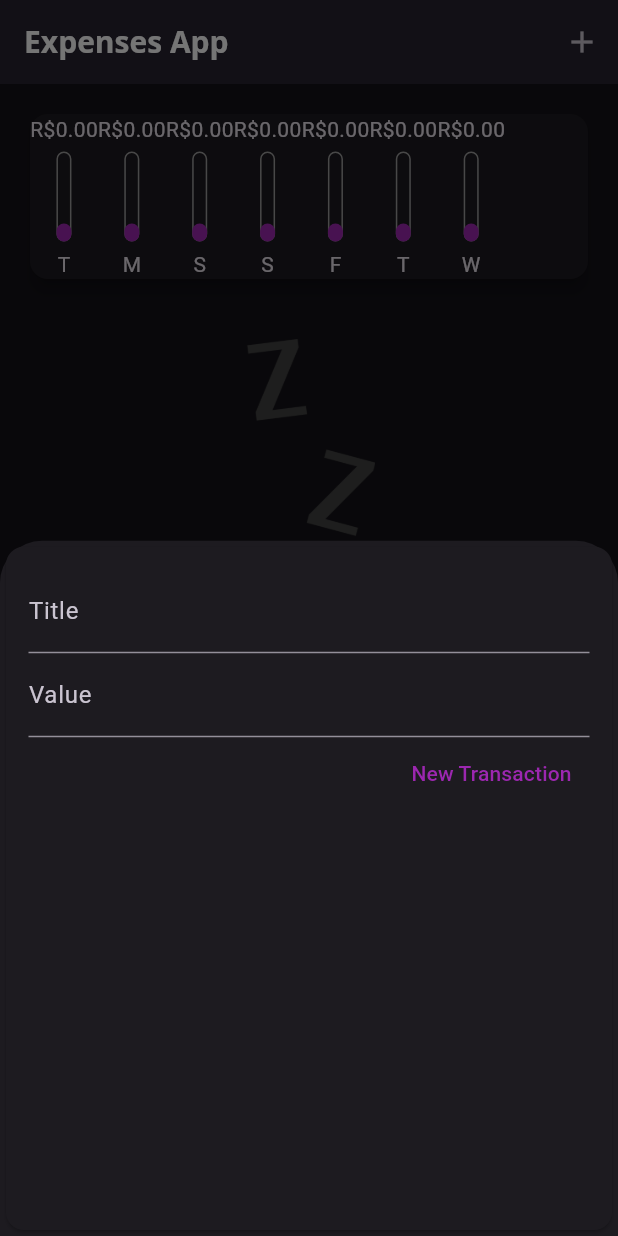
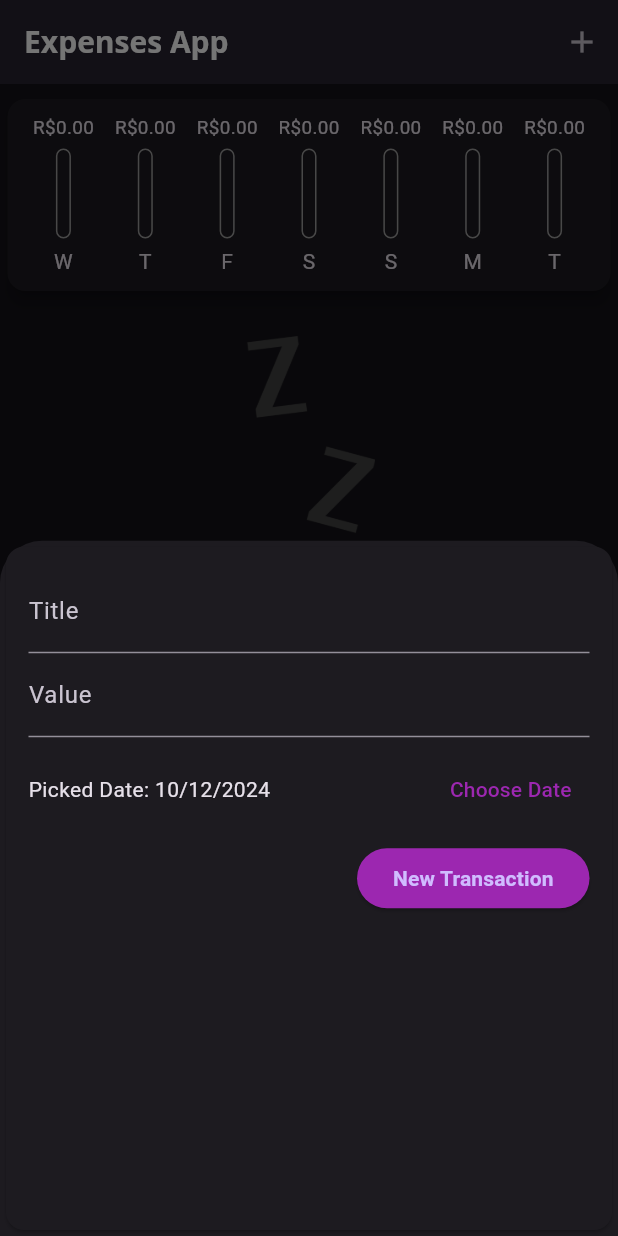
Before and after one commit to Marlos001/Expenses-app-Flutter, a Flutter app: the screen it shows after launch, after a tap on the "add" icon, on a phone screen of 412 x 824 dp. Run offline on Flutter 3.47's test engine with Material 3 defaults, Android fonts, the phone set to English and light mode, and no system bars.

```diff
--- a/lib/components/chart.dart
+++ b/lib/components/chart.dart
@@ -30,6 +30,12 @@ class Chart extends StatelessWidget {
         'day': DateFormat.E().format(weekDay)[0],
         'value': totalSum,
       };
+    }).reversed.toList();
+  }
+
+  double get _weekTotalValue {
+    return groupedTransactions.fold(0.0, (sum, tr) {
+      return sum + (tr['value'] as double);
     });
   }
 
@@ -37,18 +43,30 @@ class Chart extends StatelessWidget {
   Widget build(BuildContext context) {
     return Card(
       elevation: 5,
-      margin: const EdgeInsets.all(20),
+      margin: const EdgeInsets.symmetric(
+        vertical: 10,
+        horizontal: 5,
+      ),
+      child: Padding(
+        padding: const EdgeInsets.all(10.0),
         child: Row(
+          mainAxisAlignment: MainAxisAlignment.spaceAround,
           children: [
             ...groupedTransactions.map((tr) {
-            return ChartBar(
+              return Flexible(
+                fit: FlexFit.tight,
+                child: ChartBar(
                   label: tr['day'] as String,
                   value: tr['value'] as double,
-              percentage: 0.2,
+                  percentage: tr['value'] == 0
+                      ? 0
+                      : (tr['value'] as double) / _weekTotalValue,
+                ),
               );
             }),
           ],
         ),
+      ),
     );
   }
 }
--- a/lib/components/chart_bar.dart
+++ b/lib/components/chart_bar.dart
@@ -16,7 +16,12 @@ class ChartBar extends StatelessWidget {
   Widget build(BuildContext context) {
     return Column(
       children: [
-        Text('R\$${value.toStringAsFixed(2)}'),
+        Container(
+          height: 18,
+          child: FittedBox(
+            child: Text('R\$${value.toStringAsFixed(2)}'),
+          ),
+        ),
         const SizedBox(height: 5),
         Container(
           height: 60,
@@ -26,7 +31,7 @@ class ChartBar extends StatelessWidget {
             children: [
               Container(
                 decoration: BoxDecoration(
-                      border: Border.all(
+                  border: Border.all(
                     color: Colors.grey,
                     width: 1.0,
                   ),
--- a/lib/components/transaction_form.dart
+++ b/lib/components/transaction_form.dart
@@ -1,27 +1,44 @@
 import 'package:flutter/material.dart';
+import 'package:intl/intl.dart';
 
 class TransactionForm extends StatefulWidget {
   TransactionForm(this.onSubmit, {super.key});
 
-  final void Function(String, double) onSubmit;
+  final void Function(String, double, DateTime) onSubmit;
 
   @override
   State<TransactionForm> createState() => _TransactionFormState();
 }
 
 class _TransactionFormState extends State<TransactionForm> {
-  final titleController = TextEditingController();
-
-  final valueController = TextEditingController();
+  final _titleController = TextEditingController();
+  final _valueController = TextEditingController();
+  DateTime _selectedDate = DateTime.now();
 
   _submitForm() {
-    final title = titleController.text;
-    final value = double.tryParse(valueController.text) ?? 0;
+    final title = _titleController.text;
+    final value = double.tryParse(_valueController.text) ?? 0;
 
-    if (title.isEmpty || value <= 0 ){
+    if (title.isEmpty || value <= 0 || _selectedDate == null) {
       return;
     }
-    widget.onSubmit(title, value);
+    widget.onSubmit(title, value, _selectedDate);
+  }
+
+  _showDatePicker() {
+    showDatePicker(
+      context: context,
+      initialDate: DateTime.now(),
+      firstDate: DateTime(2021),
+      lastDate: DateTime.now(),
+    ).then((pickedDate) {
+      if (pickedDate == null) {
+        return;
+      }
+      setState(() {
+        _selectedDate = pickedDate;
+      });
+    });
   }
 
   @override
@@ -32,23 +49,50 @@ class _TransactionFormState extends State<TransactionForm> {
         child: Column(
           children: [
             TextField(
-              controller: titleController,
+              controller: _titleController,
               onSubmitted: (_) => _submitForm(),
               decoration: InputDecoration(labelText: 'Title'),
             ),
             TextField(
-              controller: valueController,
+              controller: _valueController,
               keyboardType: TextInputType.numberWithOptions(decimal: true),
               onSubmitted: (_) => _submitForm(),
               decoration: InputDecoration(labelText: 'Value'),
             ),
+            Container(
+              height: 70,
+              child: Row(
+                mainAxisAlignment: MainAxisAlignment.spaceBetween,
+                children: [
+                  Text(_selectedDate == null
+                      ? 'No Date Chosen!'
+                      : 'Picked Date: ${DateFormat('dd/MM/y').format(_selectedDate)}'),
+                  TextButton(
+                    onPressed: _showDatePicker,
+                    child: Text(
+                      'Choose Date',
+                      style: TextStyle(
+                        color: Colors.purple,
+                      ),
+                    ),
+                  ),
+                ],
+              ),
+            ),
             Row(
               mainAxisAlignment: MainAxisAlignment.end,
               children: [
-                TextButton(
+                ElevatedButton(
                   onPressed: _submitForm,
-                  style: TextButton.styleFrom(foregroundColor: Colors.purple),
-                  child: Text('New Transaction'),
+                  style: ElevatedButton.styleFrom(
+                    backgroundColor: Colors.purple,
+                  ),
+                  child: Text(
+                    'New Transaction',
+                    style: TextStyle(
+                      fontWeight: FontWeight.bold,
+                    ),
+                  ),
                 ),
               ],
             )
--- a/lib/main.dart
+++ b/lib/main.dart
@@ -57,20 +57,7 @@ class MyHome extends StatefulWidget {
 }
 
 class _MyHomeState extends State<MyHome> {
-  final List<Transaction> _transactions = [
-    // Transaction(
-    //   id: 't1',
-    //   title: 'Test Transaction',
-    //   value: 310.15,
-    //   date: DateTime.now(),
-    // ),
-    // Transaction(
-    //   id: 't2',
-    //   title: 'Test 2 Transaction',
-    //   value: 525.25,
-    //   date: DateTime.now(),
-    // ),
-  ];
+  final List<Transaction> _transactions = [];
 
   List<Transaction> get _recentTransactions {
     return _transactions.where((tr) {
@@ -78,12 +65,12 @@ class _MyHomeState extends State<MyHome> {
     }).toList();
   }
 
-  _addTransaction(String title, double value) {
+  _addTransaction(String title, double value, DateTime date) {
     final newTransaction = Transaction(
       id: Random().nextDouble().toString(),
       title: title,
       value: value,
-      date: DateTime.now(),
+      date: date,
     );
 
     setState(() {
```
Also changed, not shown: lib/components/transaction_list.dart (+14 -14 lines). Lines whose indentation alone changed are shown as unchanged.
